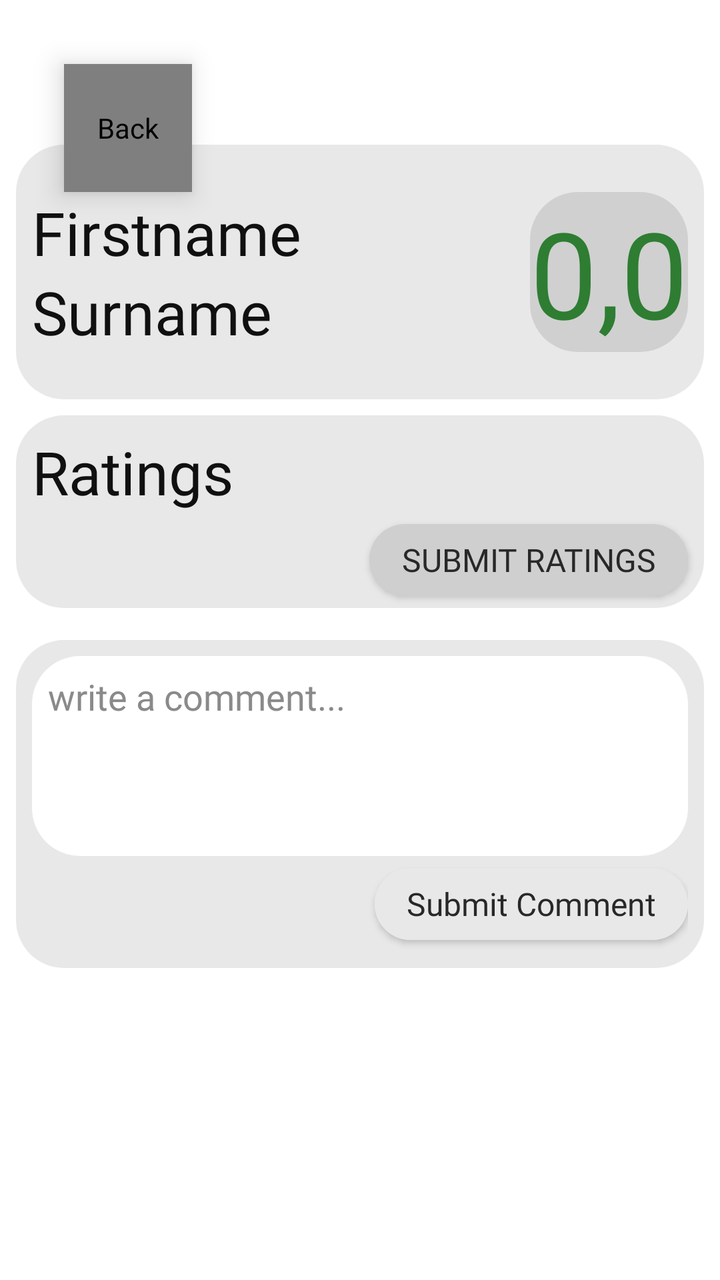
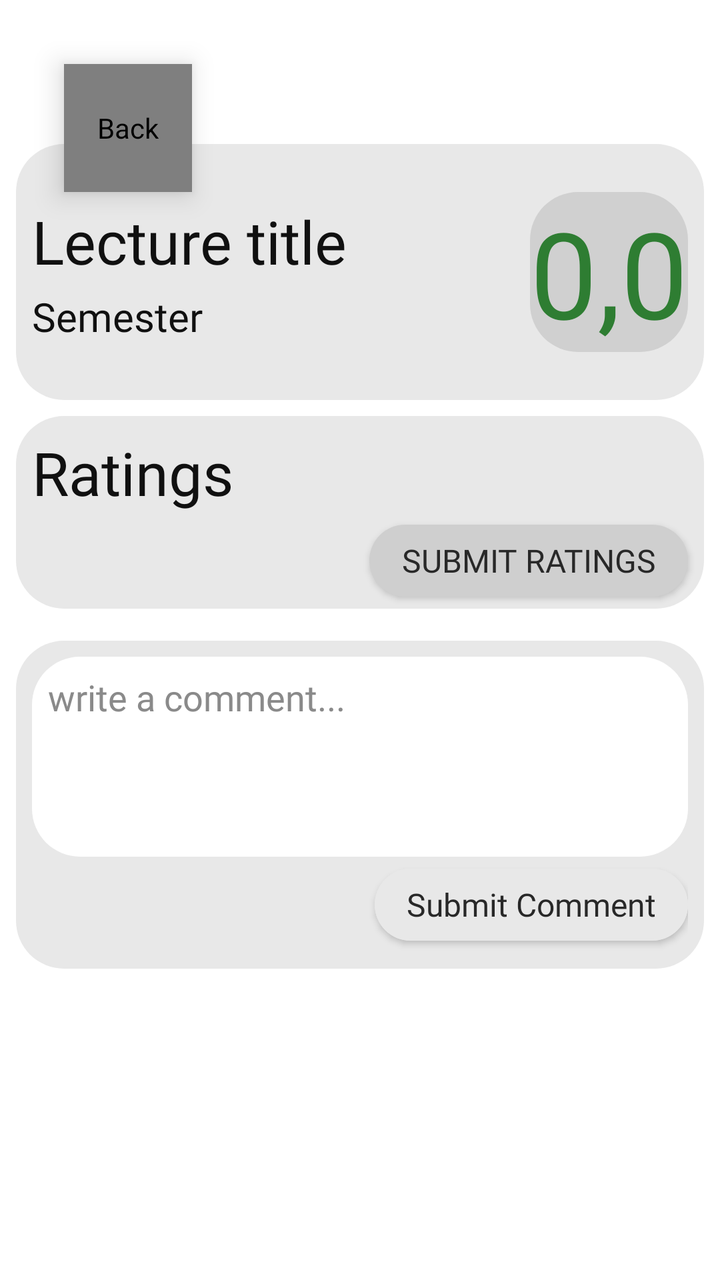

Before-and-after screenshots of an Android layout around one commit, followed by the original layout XML and the change that was made.
<!-- AndroidManifest.xml: application theme Theme.RateMyProfessor -->
<!-- res/layout/fragment_offering_ratings.xml -->
<?xml version="1.0" encoding="utf-8"?>
<androidx.constraintlayout.widget.ConstraintLayout xmlns:android="http://schemas.android.com/apk/res/android"
    xmlns:tools="http://schemas.android.com/tools"
    android:layout_width="match_parent"
    android:layout_height="match_parent"
    xmlns:app="http://schemas.android.com/apk/res-auto"
    android:background="@color/surface">

    <TextView
        android:id="@+id/header_background"
        android:layout_width="0dp"
        android:layout_height="0dp"
        android:layout_marginStart="8dp"
        android:layout_marginTop="-24dp"
        android:layout_marginEnd="8dp"
        android:layout_marginBottom="-24dp"
        android:background="@drawable/rounded_box"
        android:paddingTop="8dp"
        android:paddingBottom="8dp"
        app:layout_constraintBottom_toBottomOf="@+id/average_lecture_rating"
        app:layout_constraintEnd_toEndOf="parent"
        app:layout_constraintStart_toStartOf="parent"
        app:layout_constraintTop_toTopOf="@+id/average_lecture_rating" />

    <TextView
        android:id="@+id/average_lecture_rating"
        android:layout_width="wrap_content"
        android:layout_height="wrap_content"
        android:layout_marginTop="96dp"
        android:layout_marginEnd="8dp"
        android:background="@drawable/rounded_box_light"
        android:fontFamily="@font/inter_bold"
        android:text="0,0"
        android:textColor="@color/accent_positive"
        android:textSize="60sp"
        app:layout_constraintEnd_toEndOf="@+id/header_background"
        app:layout_constraintTop_toTopOf="parent" />

    <TextView
        android:id="@+id/name"
        android:layout_width="wrap_content"
        android:layout_height="wrap_content"
        android:layout_marginStart="8dp"
        android:fontFamily="@font/inter_bold"
        android:text="Firstname"
        android:textColor="@color/text_primary"
        android:textSize="30sp"
        app:layout_constraintStart_toStartOf="@+id/header_background"
        app:layout_constraintTop_toTopOf="@+id/average_lecture_rating" />

    <TextView
        android:id="@+id/surname"
        android:layout_width="wrap_content"
        android:layout_height="wrap_content"
        android:layout_marginStart="8dp"
        android:fontFamily="@font/inter_bold"
        android:text="Surname"
        android:textColor="@color/text_primary"
        android:textSize="30sp"
        app:layout_constraintBottom_toBottomOf="@+id/average_lecture_rating"
        app:layout_constraintStart_toStartOf="@+id/header_background" />

    <com.example.liquidglass.LiquidGlassFab
        android:id="@+id/back_Button"
        android:layout_width="64dp"
        android:layout_height="64dp"
        android:layout_marginStart="32dp"
        android:layout_marginTop="32dp"
        android:contentDescription="@string/back"
        android:elevation="8dp"
        android:src="@drawable/go_back_icon"
        app:adaptiveTint="true"
        app:bevelWidth="8dp"
        app:cornerRadius="32dp"
        app:dispersionStrength="0.08"
        app:glassMaterial="regular"
        app:layout_constraintStart_toStartOf="parent"
        app:layout_constraintTop_toTopOf="parent"
        app:refractionHeight="28dp" />

    <androidx.core.widget.NestedScrollView
        android:layout_width="0dp"
        android:layout_height="0dp"
        android:layout_marginStart="8dp"
        android:layout_marginTop="8dp"
        android:layout_marginEnd="8dp"

        app:layout_constraintBottom_toBottomOf="parent"
        app:layout_constraintEnd_toEndOf="parent"
        app:layout_constraintStart_toStartOf="parent"
        app:layout_constraintTop_toBottomOf="@+id/header_background">


        <androidx.constraintlayout.widget.ConstraintLayout
            android:id="@+id/scrollView"
            android:layout_width="match_parent"
            android:layout_height="wrap_content">

            <androidx.constraintlayout.widget.ConstraintLayout
                android:id="@+id/ratingLayout"
                android:layout_width="match_parent"
                android:layout_height="wrap_content"
                android:background="@drawable/rounded_box"
                app:layout_constraintTop_toTopOf="parent">

                <TextView
                    android:id="@+id/ratings_text"
                    android:layout_width="wrap_content"
                    android:layout_height="wrap_content"
                    android:layout_marginStart="8dp"
                    android:layout_marginTop="8dp"
                    android:fontFamily="@font/inter_bold"
                    android:text="Ratings"
                    android:textColor="@color/text_primary"
                    android:textSize="30sp"
                    app:layout_constraintStart_toStartOf="parent"
                    app:layout_constraintTop_toTopOf="parent" />


                <androidx.recyclerview.widget.RecyclerView
                    android:id="@+id/ratingView"
                    android:layout_width="match_parent"
                    android:layout_height="wrap_content"
                    android:nestedScrollingEnabled="false"
                    app:layout_constraintTop_toBottomOf="@id/ratings_text" />

                <com.google.android.material.button.MaterialButton
                    android:id="@+id/submit_rating"
                    android:layout_width="wrap_content"
                    android:layout_height="wrap_content"
                    android:layout_marginEnd="8dp"
                    android:fontFamily="@font/inter_bold"
                    android:letterSpacing="0"
                    android:text="Submit Ratings"
                    android:textColor="#282828"
                    android:textSize="16sp"
                    android:typeface="normal"
                    app:backgroundTint="#CFCFCF"
                    app:cornerRadius="24dp"
                    app:layout_constraintEnd_toEndOf="parent"
                    app:layout_constraintTop_toBottomOf="@id/ratingView" />



            </androidx.constraintlayout.widget.ConstraintLayout>


            <androidx.constraintlayout.widget.ConstraintLayout
                android:id="@+id/comment_input"
                android:layout_width="0dp"
                android:layout_height="wrap_content"
                android:layout_marginTop="16dp"
                android:background="@drawable/rounded_box"
                android:padding="8dp"
                app:layout_constraintEnd_toEndOf="parent"
                app:layout_constraintStart_toStartOf="parent"
                app:layout_constraintTop_toBottomOf="@id/ratingLayout">

                <EditText
                    android:id="@+id/input_comment"
                    android:layout_width="0dp"
                    android:layout_height="100dp"
                    android:background="@drawable/rounded_box_dark"
                    android:fontFamily="@font/inter_bold"
                    android:gravity="top|start"
                    android:hint="write a comment..."
                    android:paddingStart="8dp"
                    android:paddingTop="8dp"
                    android:paddingEnd="8dp"
                    android:textColorHint="@color/text_hint"
                    app:layout_constraintEnd_toEndOf="parent"
                    app:layout_constraintStart_toStartOf="parent"
                    app:layout_constraintTop_toTopOf="parent">


                </EditText>

                <com.google.android.material.button.MaterialButton
                    android:id="@+id/submit_comment"
                    android:layout_width="wrap_content"
                    android:layout_height="wrap_content"
                    android:backgroundTint="@color/surface_container"
                    android:textAllCaps="false"
                    android:fontFamily="@font/inter_bold"
                    android:letterSpacing="0"
                    android:text="Submit Comment"
                    android:textColor="#282828"
                    android:textSize="16sp"
                    android:typeface="normal"
                    app:backgroundTint="#CFCFCF"
                    app:cornerRadius="24dp"
                    app:layout_constraintEnd_toEndOf="parent"
                    app:layout_constraintTop_toBottomOf="@id/input_comment" />


            </androidx.constraintlayout.widget.ConstraintLayout>

            <androidx.recyclerview.widget.RecyclerView
                android:id="@+id/comment_list"
                android:layout_width="match_parent"
                android:layout_height="match_parent"
                android:layout_marginBottom="100dp"
                android:nestedScrollingEnabled="false"
                app:layout_constraintBottom_toBottomOf="parent"
                app:layout_constraintEnd_toEndOf="parent"
                app:layout_constraintStart_toStartOf="parent"
                app:layout_constraintTop_toBottomOf="@+id/comment_input" />


        </androidx.constraintlayout.widget.ConstraintLayout>


    </androidx.core.widget.NestedScrollView>


</androidx.constraintlayout.widget.ConstraintLayout>
<!-- resources referenced by this layout -->
<resources>
  <color name="accent_positive">#FF2E7D32</color>
  <color name="surface">#FFFFFFFF</color>
  <color name="surface_container">#FFE8E8E8</color>
  <color name="text_hint">#FF8A8A8A</color>
  <color name="text_primary">#FF101010</color>
  <!-- drawable go_back_icon (drawable) -->
  <vector xmlns:android="http://schemas.android.com/apk/res/android"
      android:width="18dp"
      android:height="33.6dp"
      android:viewportWidth="15"
      android:viewportHeight="28">
    <path
        android:pathData="M12.896,1.25L1.982,12.164C1.006,13.14 1.006,14.723 1.982,15.7L12.896,26.614"
        android:strokeWidth="2.5"
        android:fillColor="#00000000"
        android:strokeColor="@color/icon_tint"
        android:strokeLineCap="round" />
  </vector>
  <!-- drawable rounded_box (drawable) -->
  <shape xmlns:android="http://schemas.android.com/apk/res/android">
  
      <solid android:color="@color/surface_container"/>
  
      <corners android:radius="24dp"/>
  
  </shape>
  <!-- drawable rounded_box_dark (drawable) -->
  <shape xmlns:android="http://schemas.android.com/apk/res/android">
  
      <solid android:color="@color/surface"/>
  
      <corners android:radius="24dp"/>
  
  </shape>
  <!-- drawable rounded_box_light (drawable) -->
  <?xml version="1.0" encoding="utf-8"?>
  <shape xmlns:android="http://schemas.android.com/apk/res/android">
  
      <solid android:color="@color/surface_container_high"/>
  
      <corners android:radius="24dp"/>
  
  </shape>
  <string name="back">Back</string>
  <style name="Theme.RateMyProfessor" parent="Theme.MaterialComponents.DayNight.NoActionBar">
          
          <item name="colorPrimary">@color/text_primary</item>
          <item name="colorPrimaryVariant">@color/text_primary</item>
          <item name="colorOnPrimary">@color/text_on_inverse</item>
          <item name="colorSecondary">@color/text_primary</item>
          <item name="colorSecondaryVariant">@color/text_primary</item>
          <item name="colorOnSecondary">@color/text_on_inverse</item>
  
          
          <item name="android:windowBackground">@color/surface</item>
          <item name="colorSurface">@color/surface_container</item>
          <item name="colorOnSurface">@color/text_primary</item>
          <item name="colorError">@color/danger</item>
          <item name="colorOnError">@color/text_on_inverse</item>
  
          <item name="android:textColorPrimary">@color/text_primary</item>
          <item name="android:textColorSecondary">@color/text_muted</item>
          <item name="android:textColorHint">@color/text_hint</item>
  
          
          <item name="android:statusBarColor">@android:color/transparent</item>
          <item name="android:navigationBarColor">@android:color/transparent</item>
      </style>
  <color name="icon_tint">#FF101010</color>
  <color name="surface_container_high">#FFD0D0D0</color>
  <color name="text_on_inverse">#FFFFFFFF</color>
  <color name="danger">#FFB3261E</color>
  <color name="text_muted">#FF5F5D5D</color>
</resources>

<!-- the commit's change to res/layout/fragment_offering_ratings.xml (unified diff, before → after) -->
@@ -6,59 +6,71 @@
     xmlns:app="http://schemas.android.com/apk/res-auto"
     android:background="@color/surface">
 
-    <TextView
+    <androidx.constraintlayout.widget.ConstraintLayout
         android:id="@+id/header_background"
         android:layout_width="0dp"
-        android:layout_height="0dp"
+        android:layout_height="wrap_content"
         android:layout_marginStart="8dp"
-        android:layout_marginTop="-24dp"
+        android:layout_marginTop="72dp"
         android:layout_marginEnd="8dp"
-        android:layout_marginBottom="-24dp"
         android:background="@drawable/rounded_box"
-        android:paddingTop="8dp"
-        android:paddingBottom="8dp"
-        app:layout_constraintBottom_toBottomOf="@+id/average_lecture_rating"
         app:layout_constraintEnd_toEndOf="parent"
         app:layout_constraintStart_toStartOf="parent"
-        app:layout_constraintTop_toTopOf="@+id/average_lecture_rating" />
-
-    <TextView
-        android:id="@+id/average_lecture_rating"
-        android:layout_width="wrap_content"
-        android:layout_height="wrap_content"
-        android:layout_marginTop="96dp"
-        android:layout_marginEnd="8dp"
-        android:background="@drawable/rounded_box_light"
-        android:fontFamily="@font/inter_bold"
-        android:text="0,0"
-        android:textColor="@color/accent_positive"
-        android:textSize="60sp"
-        app:layout_constraintEnd_toEndOf="@+id/header_background"
-        app:layout_constraintTop_toTopOf="parent" />
-
-    <TextView
-        android:id="@+id/name"
-        android:layout_width="wrap_content"
-        android:layout_height="wrap_content"
-        android:layout_marginStart="8dp"
-        android:fontFamily="@font/inter_bold"
-        android:text="Firstname"
-        android:textColor="@color/text_primary"
-        android:textSize="30sp"
-        app:layout_constraintStart_toStartOf="@+id/header_background"
-        app:layout_constraintTop_toTopOf="@+id/average_lecture_rating" />
-
-    <TextView
-        android:id="@+id/surname"
-        android:layout_width="wrap_content"
-        android:layout_height="wrap_content"
-        android:layout_marginStart="8dp"
-        android:fontFamily="@font/inter_bold"
-        android:text="Surname"
-        android:textColor="@color/text_primary"
-        android:textSize="30sp"
-        app:layout_constraintBottom_toBottomOf="@+id/average_lecture_rating"
-        app:layout_constraintStart_toStartOf="@+id/header_background" />
+        app:layout_constraintTop_toTopOf="parent">
+
+        <LinearLayout
+            android:id="@+id/lecture_details"
+            android:layout_width="0dp"
+            android:layout_height="wrap_content"
+            android:layout_marginStart="8dp"
+            android:layout_marginTop="24dp"
+            android:layout_marginEnd="8dp"
+            android:layout_marginBottom="24dp"
+            android:orientation="vertical"
+            app:layout_constraintBottom_toBottomOf="parent"
+            app:layout_constraintEnd_toStartOf="@+id/average_lecture_rating"
+            app:layout_constraintStart_toStartOf="parent"
+            app:layout_constraintTop_toTopOf="parent">
+
+            <TextView
+                android:id="@+id/lecture_title"
+                android:layout_width="match_parent"
+                android:layout_height="wrap_content"
+                android:fontFamily="@font/inter_bold"
+                android:text="Lecture title"
+                android:textColor="@color/text_primary"
+                android:textSize="30sp" />
+
+            <TextView
+                android:id="@+id/term"
+                android:layout_width="match_parent"
+                android:layout_height="wrap_content"
+                android:layout_marginTop="4dp"
+                android:fontFamily="@font/inter_bold"
+                android:text="Semester"
+                android:textColor="@color/text_primary"
+                android:textSize="20sp" />
+
+        </LinearLayout>
+
+        <TextView
+            android:id="@+id/average_lecture_rating"
+            android:layout_width="wrap_content"
+            android:layout_height="wrap_content"
+            android:layout_marginTop="24dp"
+            android:layout_marginEnd="8dp"
+            android:layout_marginBottom="24dp"
+            android:background="@drawable/rounded_box_light"
+            android:fontFamily="@font/inter_bold"
+            android:gravity="center"
+            android:text="0,0"
+            android:textColor="@color/accent_positive"
+            android:textSize="60sp"
+            app:layout_constraintBottom_toBottomOf="parent"
+            app:layout_constraintEnd_toEndOf="parent"
+            app:layout_constraintTop_toTopOf="parent" />
+
+    </androidx.constraintlayout.widget.ConstraintLayout>
 
     <com.example.liquidglass.LiquidGlassFab
         android:id="@+id/back_Button"
